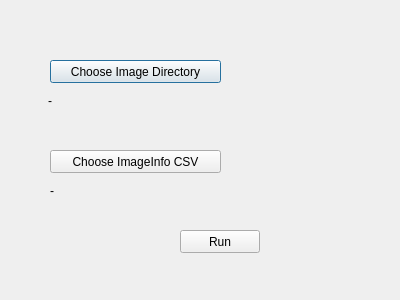
First picture: the form in GUIApplication/imagemode.ui, repository rishshah/Photo-realistic-rendering-in-AR-, before the edit.
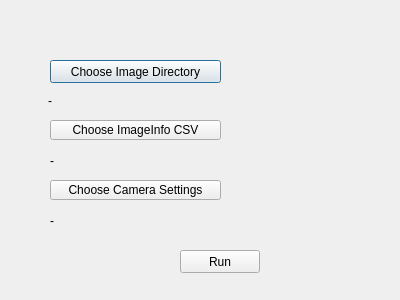
Second picture: the form after the edit.

```diff
--- a/GUIApplication/imagemode.ui
+++ b/GUIApplication/imagemode.ui
@@ -30,9 +30,9 @@
    <property name="geometry">
     <rect>
      <x>50</x>
-     <y>150</y>
+     <y>120</y>
      <width>171</width>
-     <height>23</height>
+     <height>20</height>
     </rect>
    </property>
    <property name="text">
@@ -56,7 +56,7 @@
    <property name="geometry">
     <rect>
      <x>50</x>
-     <y>180</y>
+     <y>150</y>
      <width>331</width>
      <height>21</height>
     </rect>
@@ -69,7 +69,7 @@
    <property name="geometry">
     <rect>
      <x>180</x>
-     <y>230</y>
+     <y>250</y>
      <width>80</width>
      <height>23</height>
     </rect>
@@ -78,6 +78,32 @@
     <string>Run</string>
    </property>
   </widget>
+  <widget class="QLabel" name="cam_settings_label">
+   <property name="geometry">
+    <rect>
+     <x>50</x>
+     <y>210</y>
+     <width>331</width>
+     <height>21</height>
+    </rect>
+   </property>
+   <property name="text">
+    <string>-</string>
+   </property>
+  </widget>
+  <widget class="QPushButton" name="cam_settings_button">
+   <property name="geometry">
+    <rect>
+     <x>50</x>
+     <y>180</y>
+     <width>171</width>
+     <height>20</height>
+    </rect>
+   </property>
+   <property name="text">
+    <string>Choose Camera Settings</string>
+   </property>
+  </widget>
  </widget>
  <resources/>
  <connections/>
```
